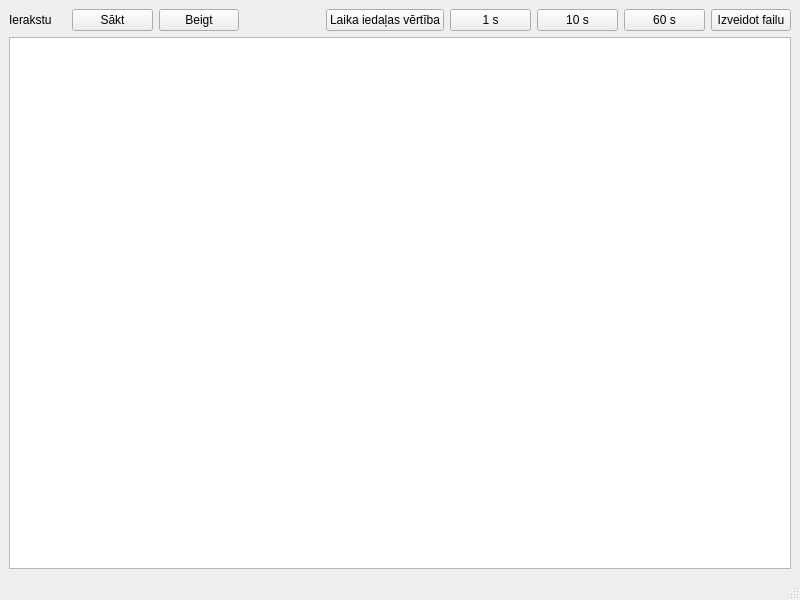
Qt form rs232.ui (kasarkonic/Sauka1) before a commit.
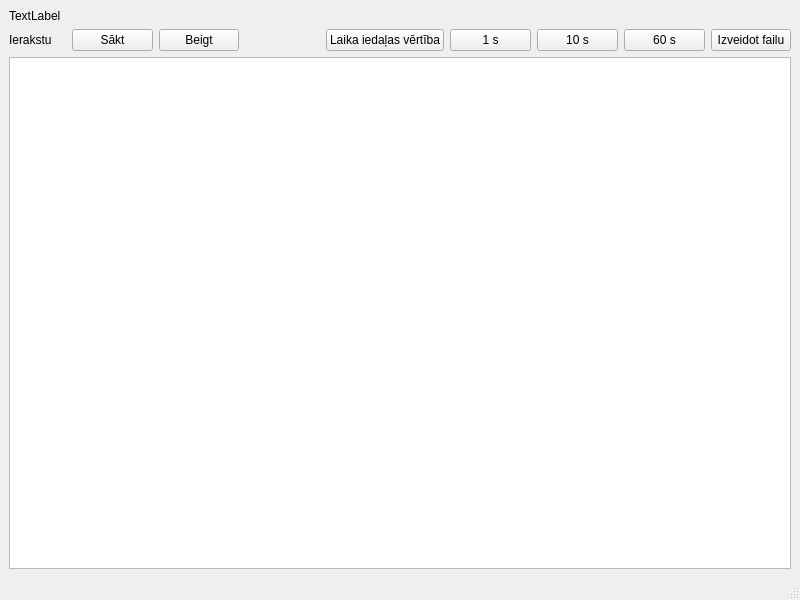
The same form after that commit.

```diff
--- a/rs232.ui
+++ b/rs232.ui
@@ -16,10 +16,21 @@
   <widget class="QWidget" name="centralwidget">
    <layout class="QVBoxLayout" name="verticalLayout_2">
     <item>
-     <layout class="QVBoxLayout" name="verticalLayout" stretch="20,1,1">
+     <layout class="QVBoxLayout" name="verticalLayout" stretch="20,0,1,1">
       <item>
        <layout class="QVBoxLayout" name="verticalLayout_chart"/>
       </item>
+      <item>
+       <layout class="QHBoxLayout" name="horizontalLayout">
+        <item>
+         <widget class="QLabel" name="label_chart_info">
+          <property name="text">
+           <string>TextLabel</string>
+          </property>
+         </widget>
+        </item>
+       </layout>
+      </item>
       <item>
        <layout class="QHBoxLayout" name="horizontalLayout_3" stretch="7,10,10,10,10,10,10,10,0">
         <item>
```
Left out of the diff: 2 changed lines with no effect on the pictures.
